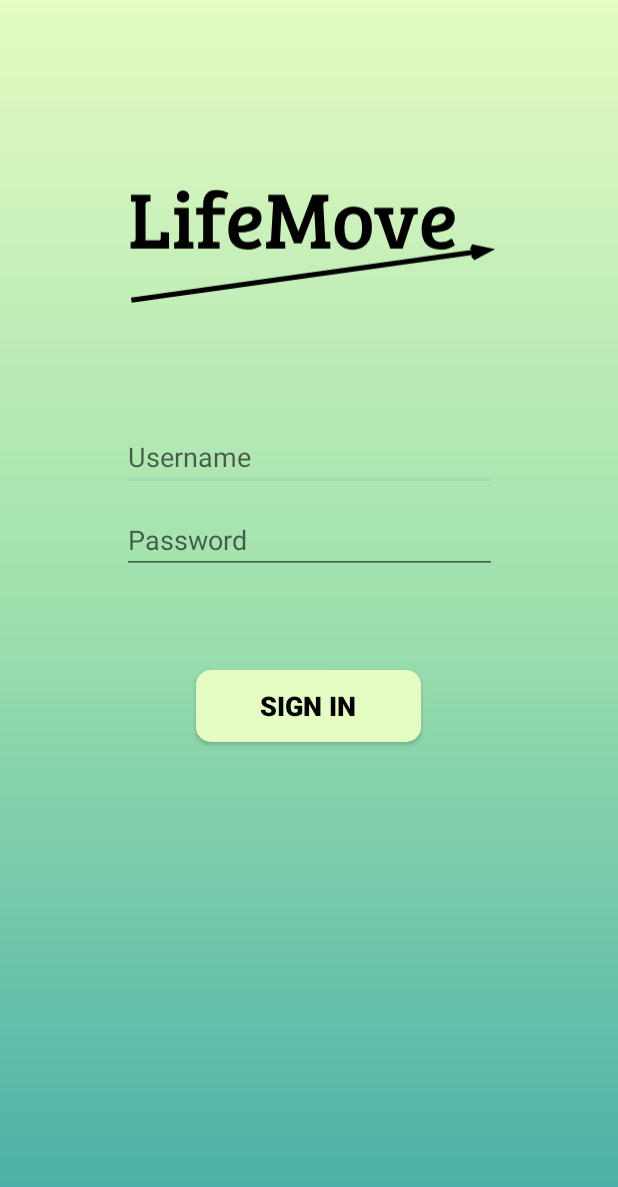
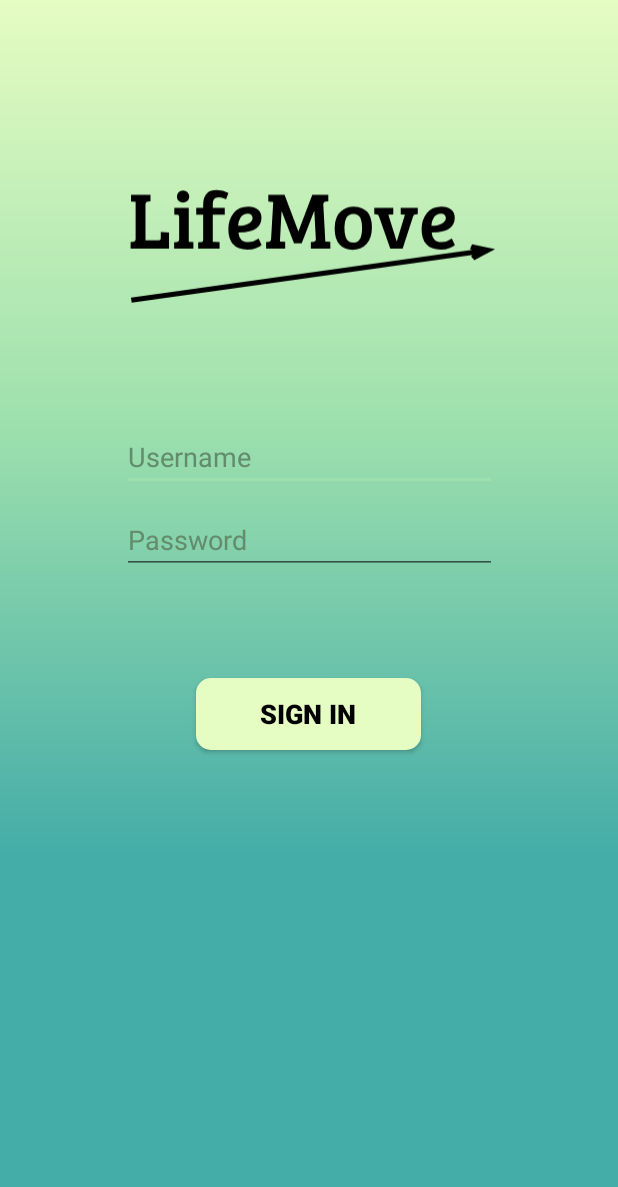
Before and after one commit to phsa/lifemove, an Android app: the screen it shows after launch (LoginActivity), on a phone screen of 412 x 824 dp. Shown: the top 1187 px of the screen. Run offline under Robolectric (Android 15) with nearby library versions, the phone set to English and light mode, and no system bars.

Commit message:
feature/login: landscape login and refactoring

```diff
--- a/android/app/src/main/AndroidManifest.xml
+++ b/android/app/src/main/AndroidManifest.xml
@@ -12,6 +12,7 @@
         <activity
             android:name=".view.LoginActivity"
             android:theme="@style/AppTheme">
+            android:configChanges="orientation|screenSize"
             <intent-filter>
                 <action android:name="android.intent.action.MAIN" />
 
--- a/android/app/src/main/res/drawable/background_gradient.xml
+++ b/android/app/src/main/res/drawable/background_gradient.xml
@@ -5,7 +5,7 @@
         android:angle="90"
         android:startColor="@color/primary"
         android:centerColor="@color/highlight"
-        android:endColor="@color/softHighlight"
+        android:endColor="@color/soft_highlight"
         android:type="linear" />
 
     <corners
--- a/android/app/src/main/res/drawable/rounded_button.xml
+++ b/android/app/src/main/res/drawable/rounded_button.xml
@@ -16,8 +16,8 @@
     <item >
         <shape android:shape="rectangle"  >
             <corners android:radius="10dp" />
-            <stroke android:width="0dip" android:color="@color/softHighlight" />
-            <gradient android:angle="-90" android:startColor="@color/softHighlight" android:endColor="@color/softHighlight" />
+            <stroke android:width="0dip" android:color="@color/soft_highlight" />
+            <gradient android:angle="-90" android:startColor="@color/soft_highlight" android:endColor="@color/soft_highlight" />
         </shape>
     </item>
 </selector>
--- /dev/null
+++ b/android/app/src/main/res/layout-land-v21/login_activity.xml
@@ -0,0 +1,70 @@
+<?xml version="1.0" encoding="utf-8"?>
+<androidx.constraintlayout.widget.ConstraintLayout
+    xmlns:android="http://schemas.android.com/apk/res/android"
+    xmlns:app="http://schemas.android.com/apk/res-auto"
+    xmlns:tools="http://schemas.android.com/tools"
+    android:id="@+id/login_components"
+    android:layout_width="match_parent"
+    android:layout_height="match_parent"
+    android:background="@drawable/background_gradient"
+    tools:context=".view.LoginActivity">
+
+    <ImageView
+        android:id="@+id/logo_holder"
+        tools:src="@drawable/lifemove_logo_vector"
+        android:layout_width="250dp"
+        android:layout_height="250dp"
+        android:layout_marginStart="40dp"
+        android:contentDescription="@string/app_name"
+        app:layout_constraintStart_toStartOf="parent"
+        app:layout_constraintTop_toTopOf="parent"
+        app:layout_constraintBottom_toBottomOf="parent"
+        app:layout_constraintHorizontal_bias="0.0"/>
+
+
+    <EditText
+        android:id="@+id/username_field"
+        android:layout_width="0dp"
+        android:layout_height="wrap_content"
+        android:layout_marginTop="56dp"
+        android:hint="@string/prompt_username"
+        android:textColorHint="@color/dark_green"
+        android:backgroundTint="@color/dark_green"
+        app:layout_constraintEnd_toEndOf="parent"
+        app:layout_constraintStart_toEndOf="@+id/logo_holder"
+        app:layout_constraintTop_toTopOf="@+id/logo_holder"
+        app:layout_constraintWidth_percent="0.45" />
+
+    <EditText
+        android:id="@+id/password_field"
+        android:layout_width="0dp"
+        android:layout_height="wrap_content"
+        android:layout_marginTop="10dp"
+        android:hint="@string/prompt_password"
+        android:inputType="textPassword"
+        android:textColorHint="@color/dark_green"
+        android:backgroundTint="@color/dark_green"
+        app:layout_constraintBottom_toBottomOf="@+id/logo_holder"
+        app:layout_constraintEnd_toEndOf="parent"
+        app:layout_constraintStart_toEndOf="@+id/logo_holder"
+        app:layout_constraintTop_toBottomOf="@+id/username_field"
+        app:layout_constraintVertical_bias="0.0"
+        app:layout_constraintWidth_percent="0.45" />
+
+
+    <Button
+        android:id="@+id/sign_in_button"
+        android:layout_width="150dp"
+        android:layout_height="wrap_content"
+        android:background="@drawable/rounded_button"
+        android:fontFamily="sans-serif-black"
+        android:text="@string/prompt_sign_in"
+        android:textColor="@color/black"
+        android:textSize="18sp"
+        android:textStyle="bold"
+        app:layout_constraintBottom_toBottomOf="@+id/logo_holder"
+        app:layout_constraintEnd_toEndOf="parent"
+        app:layout_constraintStart_toEndOf="@+id/logo_holder"
+        app:layout_constraintTop_toBottomOf="@+id/password_field"/>
+
+</androidx.constraintlayout.widget.ConstraintLayout>
--- /dev/null
+++ b/android/app/src/main/res/layout-land/login_activity.xml
@@ -0,0 +1,68 @@
+<?xml version="1.0" encoding="utf-8"?>
+<androidx.constraintlayout.widget.ConstraintLayout
+    xmlns:android="http://schemas.android.com/apk/res/android"
+    xmlns:app="http://schemas.android.com/apk/res-auto"
+    xmlns:tools="http://schemas.android.com/tools"
+    android:id="@+id/login_components"
+    android:layout_width="match_parent"
+    android:layout_height="match_parent"
+    android:background="@drawable/background_gradient"
+    tools:context=".view.LoginActivity">
+
+    <ImageView
+        android:id="@+id/logo_holder"
+        tools:src="@drawable/lifemove_logo_vector"
+        android:layout_width="250dp"
+        android:layout_height="250dp"
+        android:layout_marginStart="40dp"
+        android:contentDescription="@string/app_name"
+        app:layout_constraintStart_toStartOf="parent"
+        app:layout_constraintTop_toTopOf="parent"
+        app:layout_constraintBottom_toBottomOf="parent"
+        app:layout_constraintHorizontal_bias="0.0"/>
+
+
+    <EditText
+        android:id="@+id/username_field"
+        android:layout_width="0dp"
+        android:layout_height="wrap_content"
+        android:layout_marginTop="56dp"
+        android:hint="@string/prompt_username"
+        android:textColorHint="@color/dark_green"
+        app:layout_constraintEnd_toEndOf="parent"
+        app:layout_constraintStart_toEndOf="@+id/logo_holder"
+        app:layout_constraintTop_toTopOf="@+id/logo_holder"
+        app:layout_constraintWidth_percent="0.45" />
+
+    <EditText
+        android:id="@+id/password_field"
+        android:layout_width="0dp"
+        android:layout_height="wrap_content"
+        android:layout_marginTop="10dp"
+        android:hint="@string/prompt_password"
+        android:inputType="textPassword"
+        android:textColorHint="@color/dark_green"
+        app:layout_constraintBottom_toBottomOf="@+id/logo_holder"
+        app:layout_constraintEnd_toEndOf="parent"
+        app:layout_constraintStart_toEndOf="@+id/logo_holder"
+        app:layout_constraintTop_toBottomOf="@+id/username_field"
+        app:layout_constraintVertical_bias="0.0"
+        app:layout_constraintWidth_percent="0.45" />
+
+
+    <Button
+        android:id="@+id/sign_in_button"
+        android:layout_width="150dp"
+        android:layout_height="wrap_content"
+        android:background="@drawable/rounded_button"
+        android:fontFamily="sans-serif-black"
+        android:text="@string/prompt_sign_in"
+        android:textColor="@color/black"
+        android:textSize="18sp"
+        android:textStyle="bold"
+        app:layout_constraintBottom_toBottomOf="@+id/logo_holder"
+        app:layout_constraintEnd_toEndOf="parent"
+        app:layout_constraintStart_toEndOf="@+id/logo_holder"
+        app:layout_constraintTop_toBottomOf="@+id/password_field"/>
+
+</androidx.constraintlayout.widget.ConstraintLayout>
--- a/android/app/src/main/res/layout/login_activity.xml
+++ b/android/app/src/main/res/layout/login_activity.xml
@@ -6,37 +6,37 @@
     xmlns:tools="http://schemas.android.com/tools"
     android:layout_width="match_parent"
     android:layout_height="match_parent"
+    android:background="@color/primary"
     android:orientation="vertical"
-    android:background="@drawable/background_gradient">
+    tools:context=".view.LoginActivity">
 
 
     <androidx.constraintlayout.widget.ConstraintLayout
         android:id="@+id/login_components"
         android:layout_width="match_parent"
         android:layout_height="wrap_content"
+        android:background="@drawable/background_gradient"
         android:orientation="vertical">
 
 
-        <ImageView
-            android:id="@+id/logo_holder"
-            android:layout_width="250dp"
-            android:layout_height="250dp"
-            android:contentDescription="@string/app_name"
-            android:layout_marginTop="32dp"
+        <Button
+            android:id="@+id/sign_in_button"
+            android:layout_width="150dp"
+            android:layout_height="wrap_content"
+            android:layout_marginTop="69dp"
+            android:layout_marginBottom="68dp"
+            android:background="@drawable/rounded_button"
+            android:fontFamily="sans-serif-black"
+            android:text="@string/prompt_sign_in"
+            android:textColor="@color/black"
+            android:textSize="18sp"
+            android:textStyle="bold"
+            app:layout_constraintBottom_toBottomOf="parent"
             app:layout_constraintEnd_toEndOf="parent"
+            app:layout_constraintHorizontal_bias="0.498"
             app:layout_constraintStart_toStartOf="parent"
-            app:layout_constraintTop_toTopOf="parent"
-            tools:src="@drawable/lifemove_logo_vector" />
+            app:layout_constraintTop_toBottomOf="@+id/password_field" />
 
-
-        <EditText
-            android:id="@+id/username_field"
-            android:layout_width="250dp"
-            android:layout_height="wrap_content"
-            android:hint="@string/prompt_username"
-            app:layout_constraintEnd_toEndOf="parent"
-            app:layout_constraintStart_toStartOf="parent"
-            app:layout_constraintTop_toBottomOf="@+id/logo_holder" />
 
         <EditText
             android:id="@+id/password_field"
@@ -45,29 +45,33 @@
             android:layout_marginTop="10dp"
             android:hint="@string/prompt_password"
             android:inputType="textPassword"
+            android:textColorHint="@color/dark_green"
+            app:layout_constraintBottom_toBottomOf="parent"
             app:layout_constraintEnd_toEndOf="parent"
             app:layout_constraintStart_toStartOf="parent"
             app:layout_constraintTop_toBottomOf="@+id/username_field"
-            app:layout_constraintBottom_toBottomOf="parent"
-            app:layout_constraintVertical_bias="0.0"/>
+            app:layout_constraintVertical_bias="0.0" />
 
-        <Button
-            android:id="@+id/sign_in_button"
-            android:layout_width="150dp"
+        <EditText
+            android:id="@+id/username_field"
+            android:layout_width="250dp"
             android:layout_height="wrap_content"
-            android:layout_marginTop="64dp"
-            android:layout_marginBottom="64dp"
-            android:background="@drawable/rounded_button"
-            android:fontFamily="sans-serif-black"
-            android:text="@string/prompt_sign_in"
-            android:textColor="@color/black"
-            android:textSize="18sp"
-            android:textStyle="bold"
+            android:hint="@string/prompt_username"
+            android:textColorHint="@color/dark_green"
             app:layout_constraintEnd_toEndOf="parent"
-            app:layout_constraintHorizontal_bias="0.498"
             app:layout_constraintStart_toStartOf="parent"
-            app:layout_constraintTop_toBottomOf="@+id/password_field"
-            app:layout_constraintBottom_toBottomOf="parent"/>
+            app:layout_constraintTop_toBottomOf="@+id/logo_holder" />
+
+        <ImageView
+            android:id="@+id/logo_holder"
+            android:layout_width="250dp"
+            android:layout_height="250dp"
+            android:layout_marginTop="32dp"
+            android:contentDescription="@string/app_name"
+            app:layout_constraintEnd_toEndOf="parent"
+            app:layout_constraintStart_toStartOf="parent"
+            app:layout_constraintTop_toTopOf="parent"
+            tools:src="@drawable/lifemove_logo_vector" />
 
     </androidx.constraintlayout.widget.ConstraintLayout>
 
--- a/android/app/src/main/res/values/colors.xml
+++ b/android/app/src/main/res/values/colors.xml
@@ -1,10 +1,16 @@
 <?xml version="1.0" encoding="utf-8"?>
 <resources>
+
+    <!-- Basic colors -->
     <color name="black">#000000</color>
-    <color name="primaryDarkest">#594F4F</color>
-    <color name="primaryDark">#547980</color>
+    <color name="dark_green">#628C6C</color>
+    <color name="white">#FFFFFF</color>
+
+    <!-- LifeMove palette -->
+    <color name="darkest_primary">#594F4F</color>
+    <color name="dark_primary">#547980</color>
     <color name="primary">#45ADA8</color>
     <color name="highlight">#9DE0AD</color>
-    <color name="softHighlight">#E5FCC2</color>
-    <color name="white">#FFFFFF</color>
+    <color name="soft_highlight">#E5FCC2</color>
+
 </resources>
--- a/android/app/src/main/res/values/styles.xml
+++ b/android/app/src/main/res/values/styles.xml
@@ -4,7 +4,7 @@
     <style name="AppTheme" parent="Theme.AppCompat.Light.DarkActionBar">
         <!-- Customize your theme here. -->
         <item name="colorPrimary">@color/primary</item>
-        <item name="colorPrimaryDark">@color/primaryDark</item>
+        <item name="colorPrimaryDark">@color/dark_primary</item>
         <item name="colorAccent">@color/highlight</item>
     </style>
 
```
